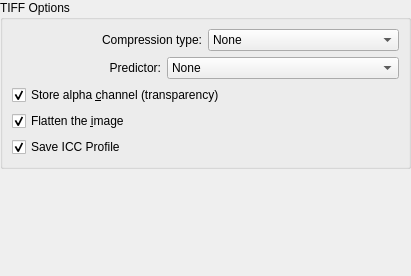
Qt form krita/plugins/formats/tiff/kis_wdg_options_tiff.ui (KDE/krita) before a commit.
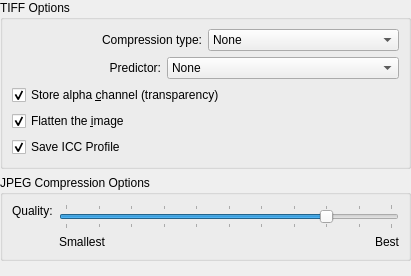
The same form after that commit. The open tabs and pages were chosen to show the change. Custom widgets are drawn as their Qt base class.

Commit message: Fix kis_wdg_options_tiff.ui warnings "The name 'widget' is already in use"

```diff
--- a/krita/plugins/formats/tiff/kis_wdg_options_tiff.ui
+++ b/krita/plugins/formats/tiff/kis_wdg_options_tiff.ui
@@ -217,7 +217,7 @@
        </item>
       </layout>
      </widget>
-     <widget class="QWidget" name="widget">
+     <widget class="QWidget" name="widget2">
       <layout class="QHBoxLayout">
        <property name="spacing">
         <number>0</number>
@@ -317,7 +317,7 @@
        </item>
       </layout>
      </widget>
-     <widget class="QWidget" name="widget">
+     <widget class="QWidget" name="widget3">
       <layout class="QHBoxLayout">
        <property name="spacing">
         <number>0</number>
@@ -430,7 +430,7 @@
        </item>
       </layout>
      </widget>
-     <widget class="QWidget" name="widget">
+     <widget class="QWidget" name="widget4">
       <layout class="QHBoxLayout">
        <property name="spacing">
         <number>0</number>
@@ -484,7 +484,7 @@
        </item>
       </layout>
      </widget>
-     <widget class="QWidget" name="widget">
+     <widget class="QWidget" name="widget5">
       <layout class="QHBoxLayout">
        <property name="spacing">
         <number>0</number>
```
Left out of the diff: 2 changed lines with no effect on the pictures.
